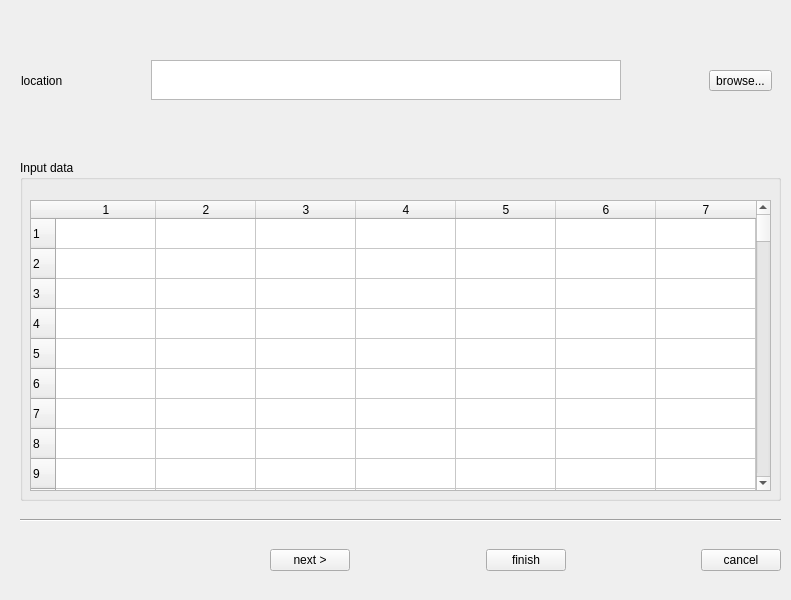
Before: the Qt Designer form UI/ImportData.ui in zel0rd/Non-Identifying, drawn with Qt 5.
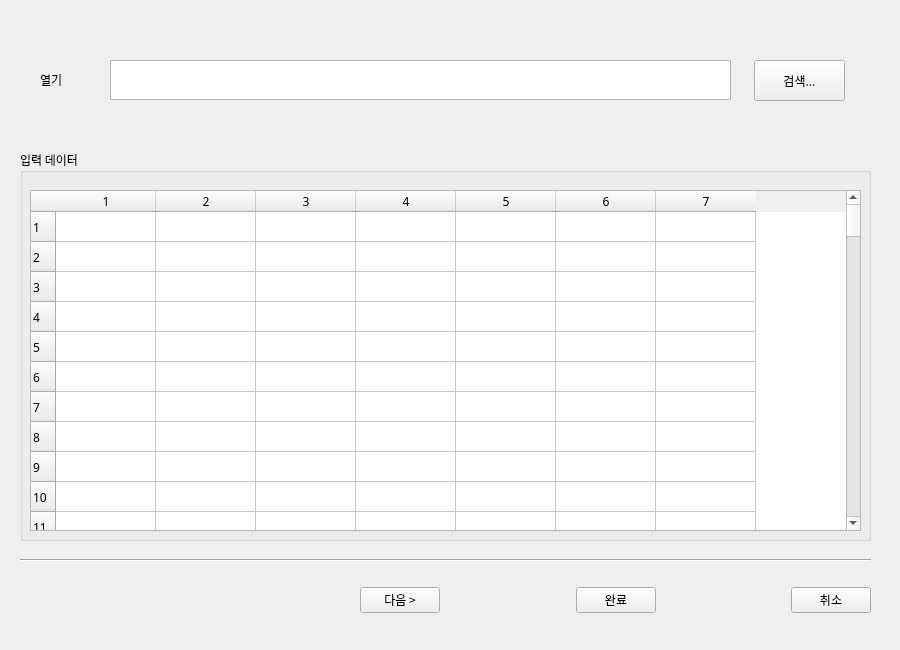
After: the same form once the commit is applied.

Diff of the .ui file:
```diff
--- a/UI/ImportData.ui
+++ b/UI/ImportData.ui
@@ -6,8 +6,8 @@
    <rect>
     <x>0</x>
     <y>0</y>
-    <width>791</width>
-    <height>600</height>
+    <width>900</width>
+    <height>650</height>
    </rect>
   </property>
   <property name="windowTitle">
@@ -17,8 +17,8 @@
    <widget class="QWidget" name="horizontalLayoutWidget">
     <property name="geometry">
      <rect>
-      <x>270</x>
-      <y>530</y>
+      <x>360</x>
+      <y>570</y>
       <width>511</width>
       <height>61</height>
      </rect>
@@ -26,8 +26,14 @@
     <layout class="QHBoxLayout" name="horizontalLayout">
      <item>
       <widget class="QPushButton" name="nextButton">
+       <property name="font">
+        <font>
+         <family>맑은 고딕</family>
+         <pointsize>9</pointsize>
+        </font>
+       </property>
        <property name="text">
-        <string>next &gt;</string>
+        <string>다음 &gt;</string>
        </property>
       </widget>
      </item>
@@ -46,8 +52,14 @@
      </item>
      <item>
       <widget class="QPushButton" name="finishButton">
+       <property name="font">
+        <font>
+         <family>맑은 고딕</family>
+         <pointsize>9</pointsize>
+        </font>
+       </property>
        <property name="text">
-        <string>finish</string>
+        <string>완료</string>
        </property>
       </widget>
      </item>
@@ -66,86 +78,14 @@
      </item>
      <item>
       <widget class="QPushButton" name="cancelButton">
-       <property name="text">
-        <string>cancel</string>
-       </property>
-      </widget>
-     </item>
-    </layout>
-   </widget>
-   <widget class="QWidget" name="horizontalLayoutWidget_2">
-    <property name="geometry">
-     <rect>
-      <x>21</x>
-      <y>50</y>
-      <width>751</width>
-      <height>61</height>
-     </rect>
-    </property>
-    <layout class="QHBoxLayout" name="horizontalLayout_2">
-     <item>
-      <widget class="QLabel" name="label">
        <property name="font">
         <font>
+         <family>맑은 고딕</family>
          <pointsize>9</pointsize>
         </font>
        </property>
        <property name="text">
-        <string>location</string>
-       </property>
-      </widget>
-     </item>
-     <item>
-      <spacer name="horizontalSpacer_6">
-       <property name="orientation">
-        <enum>Qt::Horizontal</enum>
-       </property>
-       <property name="sizeHint" stdset="0">
-        <size>
-         <width>40</width>
-         <height>20</height>
-        </size>
-       </property>
-      </spacer>
-     </item>
-     <item>
-      <widget class="QTextBrowser" name="filePath">
-       <property name="minimumSize">
-        <size>
-         <width>470</width>
-         <height>0</height>
-        </size>
-       </property>
-       <property name="maximumSize">
-        <size>
-         <width>16777215</width>
-         <height>40</height>
-        </size>
-       </property>
-      </widget>
-     </item>
-     <item>
-      <spacer name="horizontalSpacer_7">
-       <property name="orientation">
-        <enum>Qt::Horizontal</enum>
-       </property>
-       <property name="sizeHint" stdset="0">
-        <size>
-         <width>40</width>
-         <height>20</height>
-        </size>
-       </property>
-      </spacer>
-     </item>
-     <item>
-      <widget class="QToolButton" name="toolButton">
-       <property name="font">
-        <font>
-         <pointsize>9</pointsize>
-        </font>
-       </property>
-       <property name="text">
-        <string>browse...</string>
+        <string>취소</string>
        </property>
       </widget>
      </item>
@@ -155,21 +95,26 @@
     <property name="geometry">
      <rect>
       <x>20</x>
-      <y>160</y>
-      <width>761</width>
-      <height>341</height>
+      <y>150</y>
+      <width>851</width>
+      <height>391</height>
      </rect>
     </property>
+    <property name="font">
+     <font>
+      <family>맑은 고딕</family>
+     </font>
+    </property>
     <property name="title">
-     <string>Input data</string>
+     <string>입력 데이터</string>
     </property>
     <widget class="QTableWidget" name="InputData">
      <property name="geometry">
       <rect>
        <x>10</x>
        <y>40</y>
-       <width>741</width>
-       <height>291</height>
+       <width>831</width>
+       <height>341</height>
       </rect>
      </property>
      <property name="sizePolicy">
@@ -297,8 +242,8 @@
     <property name="geometry">
      <rect>
       <x>20</x>
-      <y>510</y>
-      <width>761</width>
+      <y>550</y>
+      <width>851</width>
       <height>20</height>
      </rect>
     </property>
@@ -306,6 +251,69 @@
      <enum>Qt::Horizontal</enum>
     </property>
    </widget>
+   <widget class="QTextBrowser" name="filePath">
+    <property name="enabled">
+     <bool>true</bool>
+    </property>
+    <property name="geometry">
+     <rect>
+      <x>110</x>
+      <y>60</y>
+      <width>621</width>
+      <height>40</height>
+     </rect>
+    </property>
+    <property name="minimumSize">
+     <size>
+      <width>580</width>
+      <height>40</height>
+     </size>
+    </property>
+    <property name="maximumSize">
+     <size>
+      <width>16777215</width>
+      <height>40</height>
+     </size>
+    </property>
+   </widget>
+   <widget class="QToolButton" name="toolButton">
+    <property name="geometry">
+     <rect>
+      <x>754</x>
+      <y>60</y>
+      <width>91</width>
+      <height>41</height>
+     </rect>
+    </property>
+    <property name="font">
+     <font>
+      <family>맑은 고딕</family>
+      <pointsize>9</pointsize>
+     </font>
+    </property>
+    <property name="text">
+     <string>검색...</string>
+    </property>
+   </widget>
+   <widget class="QLabel" name="label">
+    <property name="geometry">
+     <rect>
+      <x>40</x>
+      <y>50</y>
+      <width>51</width>
+      <height>59</height>
+     </rect>
+    </property>
+    <property name="font">
+     <font>
+      <family>맑은 고딕</family>
+      <pointsize>9</pointsize>
+     </font>
+    </property>
+    <property name="text">
+     <string>열기</string>
+    </property>
+   </widget>
   </widget>
  </widget>
  <resources/>
```
Left out of the diff: 2 changed lines with no effect on the pictures.
